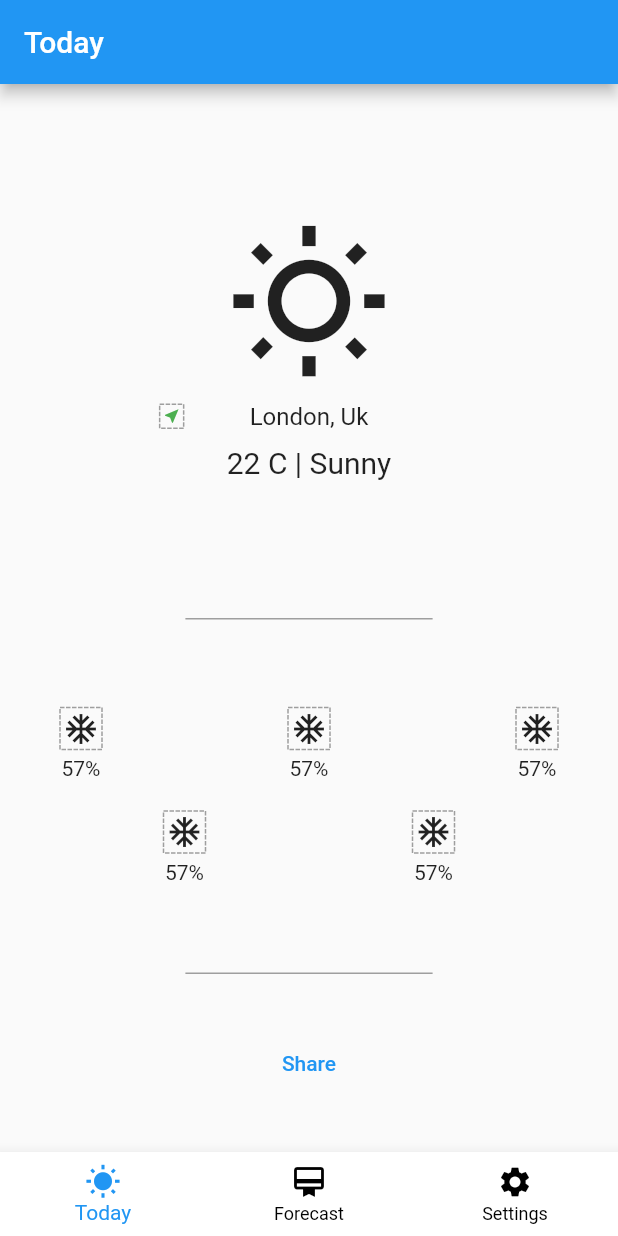
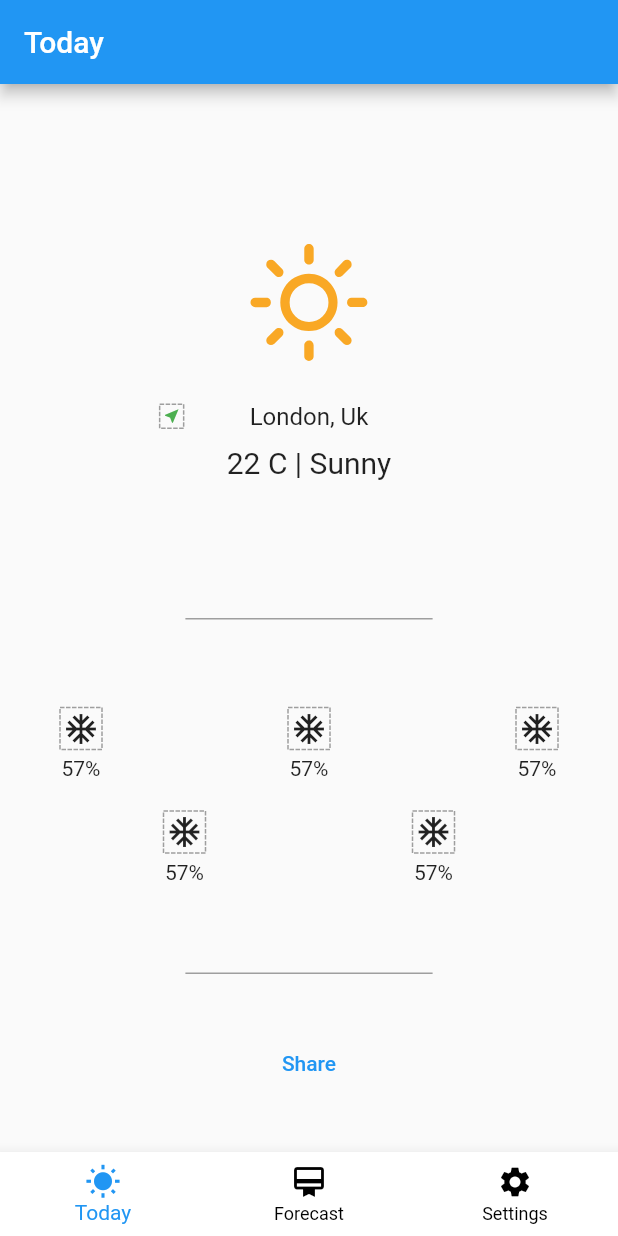
Before and after one commit to RoadToTheFlutterFuture/Weather_Test_app, a Flutter app: the screen it shows after launch, on a phone screen of 412 x 824 dp. Run offline on Flutter 3.47's test engine with Material 2 defaults, Android fonts, the phone set to English and light mode, and no system bars; drawn by our look-alikes of dotted_border; our stand-ins replace adaptive_theme, easy_localization, weather_icons.

Commit message:
[step2_presentationLayer]: added colors constant

```diff
--- a/lib/constants/icons/icons.dart
+++ b/lib/constants/icons/icons.dart
@@ -1,32 +1,32 @@
 import 'package:flutter/material.dart';
 import 'package:weather_icons/weather_icons.dart';
 
-const Map<String, BoxedIcon> weatherDecoration = {
-    '01d': BoxedIcon(WeatherIcons.day_sunny),
-    '02d': BoxedIcon(WeatherIcons.day_cloudy),
-    '03d': BoxedIcon(WeatherIcons.cloud),
-    '04d': BoxedIcon(WeatherIcons.cloudy),
-    '09d': BoxedIcon(WeatherIcons.showers),
-    '10d': BoxedIcon(WeatherIcons.day_rain),
-    '11d': BoxedIcon(WeatherIcons.day_thunderstorm),
-    '13d': BoxedIcon(WeatherIcons.day_snow),
-    '50d': BoxedIcon(WeatherIcons.day_fog),
-    '01n': BoxedIcon(WeatherIcons.night_clear),
-    '02n': BoxedIcon(WeatherIcons.night_alt_cloudy),
-    '03n': BoxedIcon(WeatherIcons.cloud),
-    '04n': BoxedIcon(WeatherIcons.cloudy),
-    '09n': BoxedIcon(WeatherIcons.showers),
-    '10n': BoxedIcon(WeatherIcons.night_alt_rain),
-    '11n': BoxedIcon(WeatherIcons.night_alt_thunderstorm),
-    '13n': BoxedIcon(WeatherIcons.night_alt_snow),
-    '50n': BoxedIcon(WeatherIcons.night_fog),
+const Map<String, IconData> weatherDecoration = {
+    '01d': WeatherIcons.day_sunny,
+    '02d': WeatherIcons.day_cloudy,
+    '03d': WeatherIcons.cloud,
+    '04d': WeatherIcons.cloudy,
+    '09d': WeatherIcons.showers,
+    '10d': WeatherIcons.day_rain,
+    '11d': WeatherIcons.day_thunderstorm,
+    '13d': WeatherIcons.day_snow,
+    '50d': WeatherIcons.day_fog,
+    '01n': WeatherIcons.night_clear,
+    '02n': WeatherIcons.night_alt_cloudy,
+    '03n': WeatherIcons.cloud,
+    '04n': WeatherIcons.cloudy,
+    '09n': WeatherIcons.showers,
+    '10n': WeatherIcons.night_alt_rain,
+    '11n': WeatherIcons.night_alt_thunderstorm,
+    '13n': WeatherIcons.night_alt_snow,
+    '50n': WeatherIcons.night_fog,
 };
 
-const Map<String, BoxedIcon> appIcons = {
-    'wind': BoxedIcon(WeatherIcons.strong_wind),
-    'degreesCelsius': BoxedIcon(WeatherIcons.celsius),
-    'windDirection': BoxedIcon(WeatherIcons.wind_direction),
-    'humidity': BoxedIcon(WeatherIcons.humidity),
+const Map<String, IconData> appIcons = {
+    'wind': WeatherIcons.strong_wind,
+    'degreesCelsius': WeatherIcons.celsius,
+    'windDirection': WeatherIcons.wind_direction,
+    'humidity': WeatherIcons.humidity,
 };
 
 const Map<String, IconData> navigationBarIcons = {
--- a/lib/screens/today_weather/today_weather.dart
+++ b/lib/screens/today_weather/today_weather.dart
@@ -1,4 +1,5 @@
 import 'package:flutter/material.dart';
+import 'package:weather_test_app/constants/icons/icons.dart';
 import 'package:weather_test_app/screens/today_weather/views/bigIcon_weather/bigIcon_weather.dart';
 import 'package:weather_test_app/screens/today_weather/views/parameters_weather/parameters_weather.dart';
 import 'package:weather_test_app/widgets/decoretion_line.dart';
@@ -20,7 +21,11 @@ class TodayWeather extends StatelessWidget {
                   children: [
                       Flexible(
                           flex: 3,
-                          child: BigIconWeather(cityTitle: 'London, Uk', tempTitle: '22 C | Sunny'),
+                          child: BigIconWeather(
+                              cityTitle: 'London, Uk',
+                              tempTitle: '22 C | Sunny',
+                              bigIcon: weatherDecoration['01d'],
+                          ),
                       ),
                       Flexible(
                           flex: 2,
--- a/lib/screens/today_weather/views/bigIcon_weather/bigIcon_weather.dart
+++ b/lib/screens/today_weather/views/bigIcon_weather/bigIcon_weather.dart
@@ -1,13 +1,16 @@
 import 'package:dotted_border/dotted_border.dart';
 import 'package:flutter/material.dart';
+import 'package:weather_icons/weather_icons.dart';
 
 class BigIconWeather extends StatelessWidget {
-    final IconData bigIcon;
+    static const defaultIcon = WeatherIcons.day_sunny;
+
+    final IconData? bigIcon;
     final String cityTitle;
     final String tempTitle;
 
     const BigIconWeather({
-        this.bigIcon = Icons.wb_sunny,
+        this.bigIcon = defaultIcon,
         this.cityTitle = '-',
         this.tempTitle = '-',
         Key? key,
@@ -18,9 +21,10 @@ class BigIconWeather extends StatelessWidget {
         return Column(
             mainAxisAlignment: MainAxisAlignment.center,
             children: [
-                Icon(
-                    Icons.wb_sunny_outlined,
-                    size: 110
+                BoxedIcon(
+                    bigIcon!,
+                    size: 110,
+                    color: Colors.yellow[800],
                 ),
                 SizedBox(height: 10,),
                 Stack(
```
Also changed, not shown: lib/constants/colors/colors.dart (added, +10 -0 lines).
